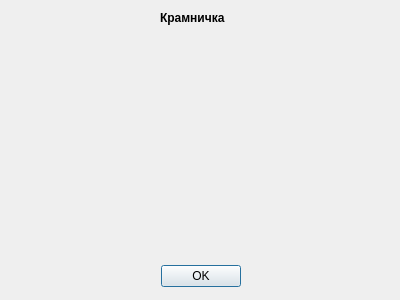
Qt form dialogs/aboutdialog.ui (vintikcomua/minishop) before a commit.
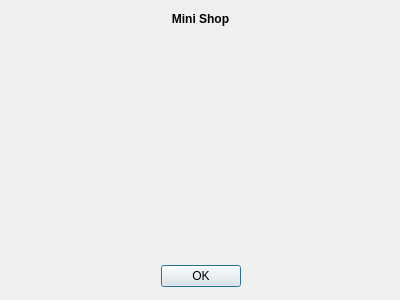
The same form after that commit. Icons and pictures are not drawn.

```diff
--- a/dialogs/aboutdialog.ui
+++ b/dialogs/aboutdialog.ui
@@ -60,8 +60,20 @@
      <height>17</height>
     </rect>
    </property>
+   <property name="font">
+    <font>
+     <weight>75</weight>
+     <bold>true</bold>
+    </font>
+   </property>
    <property name="text">
-    <string>&lt;html&gt;&lt;head/&gt;&lt;body&gt;&lt;p&gt;&lt;span style=&quot; font-weight:600;&quot;&gt;Крамничка&lt;/span&gt;&lt;/p&gt;&lt;/body&gt;&lt;/html&gt;</string>
+    <string>Mini Shop</string>
+   </property>
+   <property name="textFormat">
+    <enum>Qt::AutoText</enum>
+   </property>
+   <property name="alignment">
+    <set>Qt::AlignCenter</set>
    </property>
   </widget>
  </widget>
```
Left out of the diff: 11 changed lines with no effect on the pictures.
